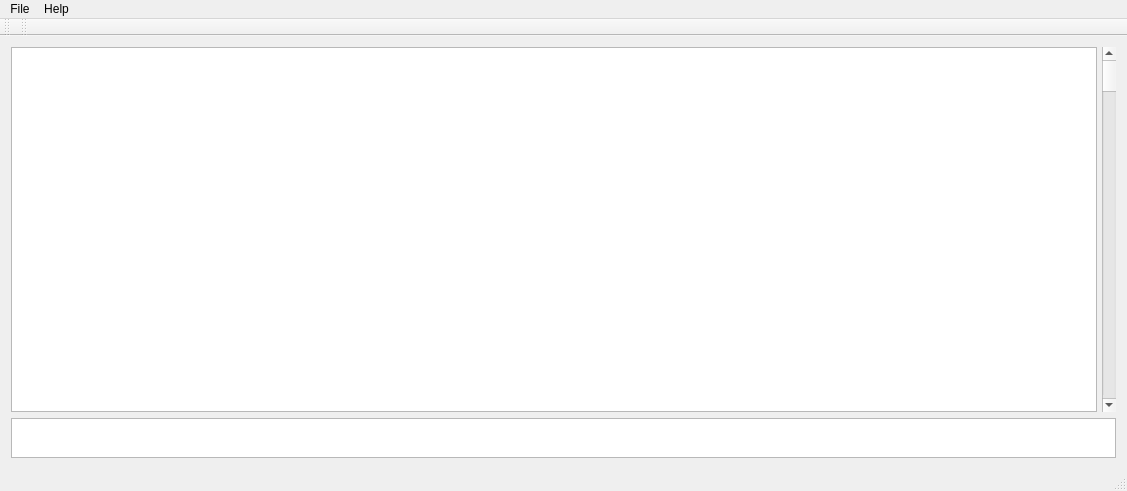
This is qt/forms/mainwindow.ui in JonForShort/jones-debugger as Qt 5 draws it before an edit. The edited form follows.
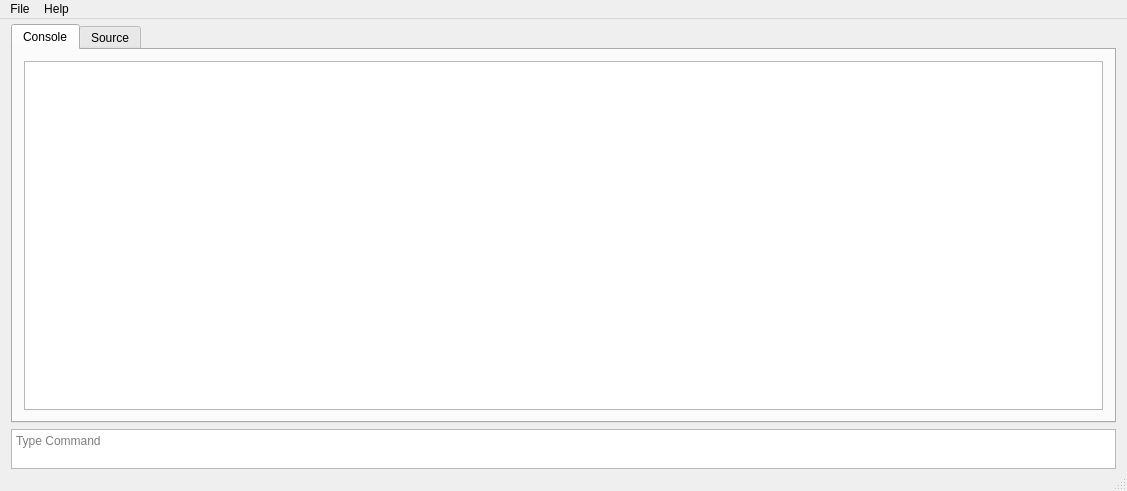
This is the edited form. Custom widgets are drawn as their Qt base class.

The edit to the form file:
```diff
--- a/qt/forms/mainwindow.ui
+++ b/qt/forms/mainwindow.ui
@@ -15,8 +15,14 @@
   </property>
   <widget class="QWidget" name="centralWidget">
    <layout class="QGridLayout" name="gridLayout">
+    <property name="topMargin">
+     <number>5</number>
+    </property>
+    <property name="bottomMargin">
+     <number>0</number>
+    </property>
     <item row="0" column="0">
-     <layout class="QVBoxLayout" name="verticalLayout" stretch="0,16777215">
+     <layout class="QVBoxLayout" name="verticalLayout" stretch="0,0">
       <property name="sizeConstraint">
        <enum>QLayout::SetMinimumSize</enum>
       </property>
@@ -32,19 +38,25 @@
          <number>0</number>
         </property>
         <item>
-         <widget class="QTextBrowser" name="textBrowser"/>
-        </item>
-        <item>
-         <widget class="QScrollBar" name="verticalScrollBar">
-          <property name="minimumSize">
-           <size>
-            <width>14</width>
-            <height>0</height>
-           </size>
+         <widget class="QTabWidget" name="tabWidget">
+          <property name="currentIndex">
+           <number>0</number>
           </property>
-          <property name="orientation">
-           <enum>Qt::Vertical</enum>
-          </property>
+          <widget class="QWidget" name="console">
+           <attribute name="title">
+            <string>Console</string>
+           </attribute>
+           <layout class="QGridLayout" name="gridLayout_2">
+            <item row="0" column="0">
+             <widget class="QTextBrowser" name="textBrowser"/>
+            </item>
+           </layout>
+          </widget>
+          <widget class="QWidget" name="source">
+           <attribute name="title">
+            <string>Source</string>
+           </attribute>
+          </widget>
          </widget>
         </item>
        </layout>
@@ -64,7 +76,16 @@
          </size>
         </property>
         <property name="sizeAdjustPolicy">
-         <enum>QAbstractScrollArea::AdjustToContents</enum>
+         <enum>QAbstractScrollArea::AdjustIgnored</enum>
+        </property>
+        <property name="lineWrapMode">
+         <enum>QTextEdit::NoWrap</enum>
+        </property>
+        <property name="acceptRichText">
+         <bool>false</bool>
+        </property>
+        <property name="placeholderText">
+         <string>Type Command</string>
         </property>
        </widget>
       </item>
@@ -105,26 +126,7 @@
    <addaction name="menuFile"/>
    <addaction name="menuHelp"/>
   </widget>
-  <widget class="QToolBar" name="mainToolBar">
-   <attribute name="toolBarArea">
-    <enum>TopToolBarArea</enum>
-   </attribute>
-   <attribute name="toolBarBreak">
-    <bool>false</bool>
-   </attribute>
-  </widget>
   <widget class="QStatusBar" name="statusBar"/>
-  <widget class="QToolBar" name="toolBar">
-   <property name="windowTitle">
-    <string>toolBar</string>
-   </property>
-   <attribute name="toolBarArea">
-    <enum>TopToolBarArea</enum>
-   </attribute>
-   <attribute name="toolBarBreak">
-    <bool>false</bool>
-   </attribute>
-  </widget>
   <action name="actionExit">
    <property name="text">
     <string>Exit</string>
```
Left out of the diff: 2 changed lines with no effect on the pictures.
